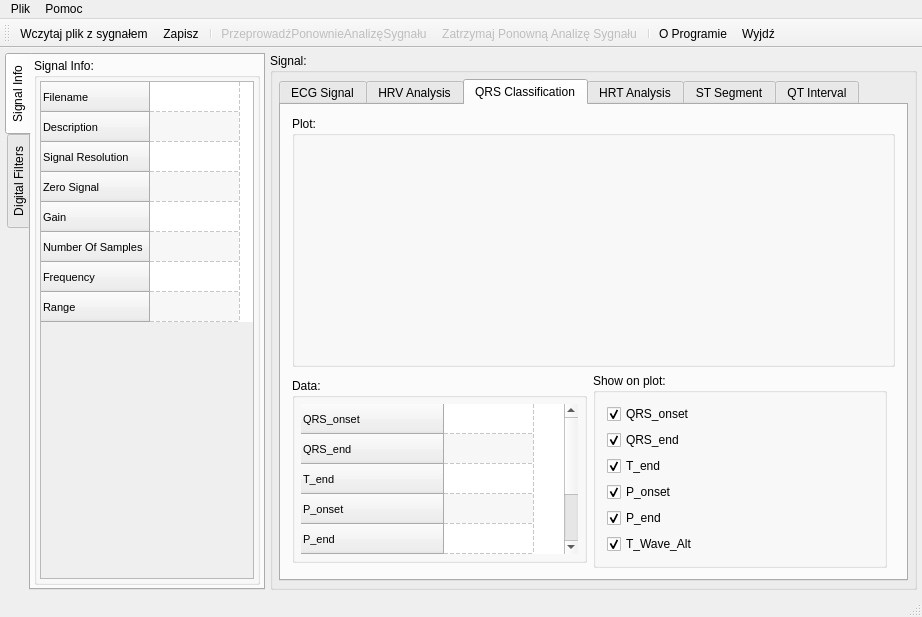
The window that ecganalyzer.ui (mateuszbaran/ECG-analyzer) describes before a commit, drawn with Qt 5.
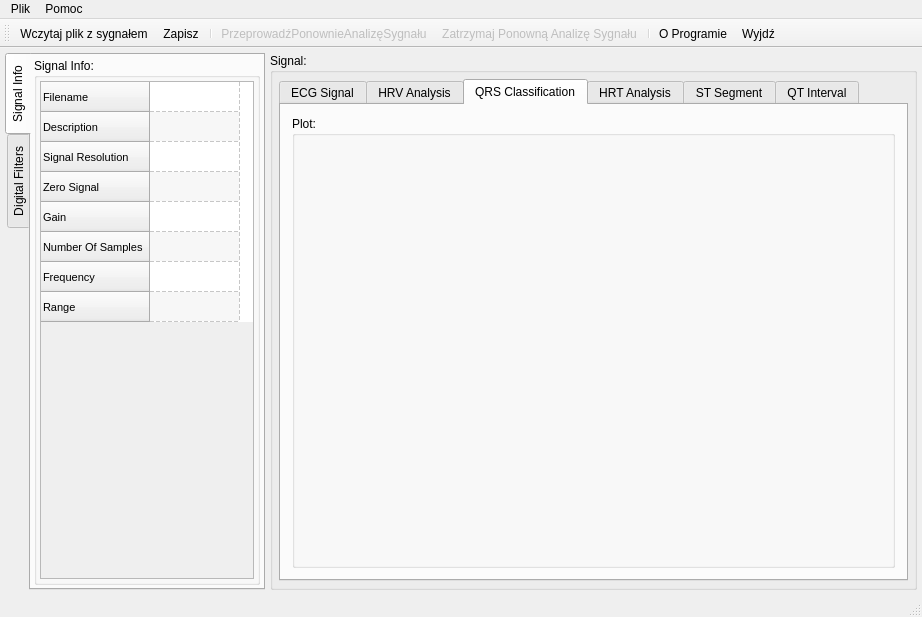
The same window after the commit. The open tabs and pages were chosen to show the change. Icons and pictures are not drawn. Custom widgets are drawn as their Qt base class.

Commit message: * (~) Usunięto  kontrolki GUI zgłoszone przez Szczepana Czaickiego

What changed in the file:
```diff
--- a/ecganalyzer.ui
+++ b/ecganalyzer.ui
@@ -1498,232 +1498,6 @@
                </property>
               </widget>
              </item>
-             <item>
-              <layout class="QHBoxLayout" name="horizontalLayout_14">
-               <property name="rightMargin">
-                <number>8</number>
-               </property>
-               <item>
-                <widget class="QGroupBox" name="groupBox_6">
-                 <property name="sizePolicy">
-                  <sizepolicy hsizetype="Preferred" vsizetype="Fixed">
-                   <horstretch>0</horstretch>
-                   <verstretch>0</verstretch>
-                  </sizepolicy>
-                 </property>
-                 <property name="title">
-                  <string>Data:</string>
-                 </property>
-                 <layout class="QHBoxLayout" name="horizontalLayout_11">
-                  <property name="margin">
-                   <number>6</number>
-                  </property>
-                  <item>
-                   <widget class="QTableWidget" name="tableWidgetHRTAnalysis_2">
-                    <property name="sizePolicy">
-                     <sizepolicy hsizetype="Minimum" vsizetype="Maximum">
-                      <horstretch>0</horstretch>
-                      <verstretch>0</verstretch>
-                     </sizepolicy>
-                    </property>
-                    <property name="minimumSize">
-                     <size>
-                      <width>0</width>
-                      <height>0</height>
-                     </size>
-                    </property>
-                    <property name="maximumSize">
-                     <size>
-                      <width>1666</width>
-                      <height>150</height>
-                     </size>
-                    </property>
-                    <property name="font">
-                     <font>
-                      <pointsize>8</pointsize>
-                     </font>
-                    </property>
-                    <property name="frameShape">
-                     <enum>QFrame::NoFrame</enum>
-                    </property>
-                    <property name="frameShadow">
-                     <enum>QFrame::Sunken</enum>
-                    </property>
-                    <property name="editTriggers">
-                     <set>QAbstractItemView::NoEditTriggers</set>
-                    </property>
-                    <property name="tabKeyNavigation">
-                     <bool>true</bool>
-                    </property>
-                    <property name="alternatingRowColors">
-                     <bool>true</bool>
-                    </property>
-                    <property name="selectionMode">
-                     <enum>QAbstractItemView::NoSelection</enum>
-                    </property>
-                    <property name="showGrid">
-                     <bool>true</bool>
-                    </property>
-                    <property name="gridStyle">
-                     <enum>Qt::DashLine</enum>
-                    </property>
-                    <property name="cornerButtonEnabled">
-                     <bool>true</bool>
-                    </property>
-                    <property name="columnCount">
-                     <number>1</number>
-                    </property>
-                    <attribute name="horizontalHeaderVisible">
-                     <bool>false</bool>
-                    </attribute>
-                    <attribute name="horizontalHeaderCascadingSectionResizes">
-                     <bool>false</bool>
-                    </attribute>
-                    <attribute name="horizontalHeaderDefaultSectionSize">
-                     <number>90</number>
-                    </attribute>
-                    <attribute name="horizontalHeaderHighlightSections">
-                     <bool>false</bool>
-                    </attribute>
-                    <attribute name="verticalHeaderVisible">
-                     <bool>true</bool>
-                    </attribute>
-                    <attribute name="verticalHeaderCascadingSectionResizes">
-                     <bool>false</bool>
-                    </attribute>
-                    <attribute name="verticalHeaderDefaultSectionSize">
-                     <number>30</number>
-                    </attribute>
-                    <attribute name="verticalHeaderMinimumSectionSize">
-                     <number>17</number>
-                    </attribute>
-                    <row>
-                     <property name="text">
-                      <string>QRS_onset</string>
-                     </property>
-                    </row>
-                    <row>
-                     <property name="text">
-                      <string>QRS_end</string>
-                     </property>
-                    </row>
-                    <row>
-                     <property name="text">
-                      <string>T_end</string>
-                     </property>
-                    </row>
-                    <row>
-                     <property name="text">
-                      <string>P_onset</string>
-                     </property>
-                    </row>
-                    <row>
-                     <property name="text">
-                      <string>P_end</string>
-                     </property>
-                    </row>
-                    <row>
-                     <property name="text">
-                      <string>Number of T_WAVE_ALT</string>
-                     </property>
-                    </row>
-                    <row>
-                     <property name="text">
-                      <string>Percent of T_WAVE_ALT</string>
-                     </property>
-                    </row>
-                    <row>
-                     <property name="text">
-                      <string>Is T_WAVE_ALT detected?</string>
-                     </property>
-                    </row>
-                    <column>
-                     <property name="text">
-                      <string>Value</string>
-                     </property>
-                    </column>
-                   </widget>
-                  </item>
-                 </layout>
-                </widget>
-               </item>
-               <item>
-                <widget class="QGroupBox" name="groupBox_7">
-                 <property name="sizePolicy">
-                  <sizepolicy hsizetype="Preferred" vsizetype="Preferred">
-                   <horstretch>0</horstretch>
-                   <verstretch>0</verstretch>
-                  </sizepolicy>
-                 </property>
-                 <property name="title">
-                  <string>Show on plot:</string>
-                 </property>
-                 <layout class="QVBoxLayout" name="verticalLayout_13">
-                  <item>
-                   <widget class="QCheckBox" name="checkBoxQRS_onsetEnabled">
-                    <property name="text">
-                     <string>QRS_onset</string>
-                    </property>
-                    <property name="checked">
-                     <bool>true</bool>
-                    </property>
-                   </widget>
-                  </item>
-                  <item>
-                   <widget class="QCheckBox" name="checkBoxQRS_endEnabled">
-                    <property name="text">
-                     <string>QRS_end</string>
-                    </property>
-                    <property name="checked">
-                     <bool>true</bool>
-                    </property>
-                   </widget>
-                  </item>
-                  <item>
-                   <widget class="QCheckBox" name="checkBoxT_endEnabled">
-                    <property name="text">
-                     <string>T_end</string>
-                    </property>
-                    <property name="checked">
-                     <bool>true</bool>
-                    </property>
-                   </widget>
-                  </item>
-                  <item>
-                   <widget class="QCheckBox" name="checkBoxP_onsetEnabled">
-                    <property name="text">
-                     <string>P_onset</string>
-                    </property>
-                    <property name="checked">
-                     <bool>true</bool>
-                    </property>
-                   </widget>
-                  </item>
-                  <item>
-                   <widget class="QCheckBox" name="checkBoxP_endEnabled">
-                    <property name="text">
-                     <string>P_end</string>
-                    </property>
-                    <property name="checked">
-                     <bool>true</bool>
-                    </property>
-                   </widget>
-                  </item>
-                  <item>
-                   <widget class="QCheckBox" name="checkBoxT_Wave_AltEnabled">
-                    <property name="text">
-                     <string>T_Wave_Alt</string>
-                    </property>
-                    <property name="checked">
-                     <bool>true</bool>
-                    </property>
-                   </widget>
-                  </item>
-                 </layout>
-                </widget>
-               </item>
-              </layout>
-             </item>
             </layout>
            </item>
           </layout>
```
Left out of the diff: 8 changed lines with no effect on the pictures. The commit also changes 2 other files.
